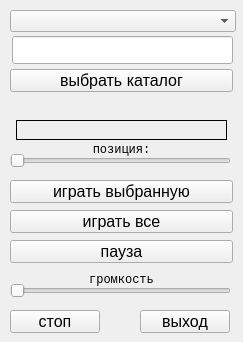
First picture: the form in SoundForm.ui, repository psesg/SoundAlpha, before the edit.
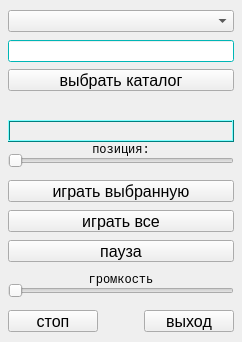
Second picture: the form after the edit. Icons and pictures are not drawn.

```diff
--- a/SoundForm.ui
+++ b/SoundForm.ui
@@ -9,7 +9,7 @@
    <rect>
     <x>0</x>
     <y>0</y>
-    <width>243</width>
+    <width>242</width>
     <height>342</height>
    </rect>
   </property>
@@ -52,10 +52,10 @@
    <widget class="QPushButton" name="pushButton_PlaySelected">
     <property name="geometry">
      <rect>
-      <x>10</x>
+      <x>8</x>
       <y>180</y>
-      <width>223</width>
-      <height>23</height>
+      <width>226</width>
+      <height>22</height>
      </rect>
     </property>
     <property name="sizePolicy">
@@ -79,10 +79,10 @@
    <widget class="QPushButton" name="pushButton_PauseCont">
     <property name="geometry">
      <rect>
-      <x>10</x>
+      <x>8</x>
       <y>240</y>
-      <width>223</width>
-      <height>23</height>
+      <width>226</width>
+      <height>22</height>
      </rect>
     </property>
     <property name="font">
@@ -100,10 +100,10 @@
    <widget class="QPushButton" name="pushButton_Exit">
     <property name="geometry">
      <rect>
-      <x>140</x>
+      <x>144</x>
       <y>310</y>
       <width>90</width>
-      <height>23</height>
+      <height>22</height>
      </rect>
     </property>
     <property name="font">
@@ -121,7 +121,7 @@
    <widget class="QComboBox" name="comboBox">
     <property name="geometry">
      <rect>
-      <x>10</x>
+      <x>8</x>
       <y>10</y>
       <width>226</width>
       <height>22</height>
@@ -140,9 +140,9 @@
    <widget class="QSlider" name="horizontalSlider">
     <property name="geometry">
      <rect>
-      <x>10</x>
+      <x>8</x>
       <y>280</y>
-      <width>221</width>
+      <width>226</width>
       <height>22</height>
      </rect>
     </property>
@@ -153,9 +153,9 @@
    <widget class="QSlider" name="horizontalSliderPos">
     <property name="geometry">
      <rect>
-      <x>10</x>
+      <x>8</x>
       <y>150</y>
-      <width>221</width>
+      <width>226</width>
       <height>22</height>
      </rect>
     </property>
@@ -166,9 +166,9 @@
    <widget class="QLabel" name="label_vol">
     <property name="geometry">
      <rect>
-      <x>10</x>
+      <x>8</x>
       <y>270</y>
-      <width>223</width>
+      <width>226</width>
       <height>20</height>
      </rect>
     </property>
@@ -188,9 +188,9 @@
    <widget class="QLabel" name="label_pos">
     <property name="geometry">
      <rect>
-      <x>10</x>
+      <x>8</x>
       <y>140</y>
-      <width>223</width>
+      <width>226</width>
       <height>20</height>
      </rect>
     </property>
@@ -215,10 +215,10 @@
    <widget class="QPushButton" name="pushButton_PlayAll">
     <property name="geometry">
      <rect>
-      <x>10</x>
+      <x>8</x>
       <y>210</y>
-      <width>223</width>
-      <height>23</height>
+      <width>226</width>
+      <height>22</height>
      </rect>
     </property>
     <property name="sizePolicy">
@@ -242,10 +242,10 @@
    <widget class="QPushButton" name="pushButton_Stop">
     <property name="geometry">
      <rect>
-      <x>10</x>
+      <x>8</x>
       <y>310</y>
       <width>90</width>
-      <height>23</height>
+      <height>22</height>
      </rect>
     </property>
     <property name="font">
@@ -263,12 +263,427 @@
    <widget class="QLabel" name="label_cursong">
     <property name="geometry">
      <rect>
-      <x>16</x>
+      <x>8</x>
       <y>120</y>
-      <width>211</width>
-      <height>20</height>
+      <width>226</width>
+      <height>22</height>
      </rect>
     </property>
+    <property name="palette">
+     <palette>
+      <active>
+       <colorrole role="WindowText">
+        <brush brushstyle="SolidPattern">
+         <color alpha="255">
+          <red>0</red>
+          <green>0</green>
+          <blue>0</blue>
+         </color>
+        </brush>
+       </colorrole>
+       <colorrole role="Button">
+        <brush brushstyle="SolidPattern">
+         <color alpha="255">
+          <red>0</red>
+          <green>255</green>
+          <blue>255</blue>
+         </color>
+        </brush>
+       </colorrole>
+       <colorrole role="Light">
+        <brush brushstyle="SolidPattern">
+         <color alpha="255">
+          <red>127</red>
+          <green>255</green>
+          <blue>255</blue>
+         </color>
+        </brush>
+       </colorrole>
+       <colorrole role="Midlight">
+        <brush brushstyle="SolidPattern">
+         <color alpha="255">
+          <red>63</red>
+          <green>255</green>
+          <blue>255</blue>
+         </color>
+        </brush>
+       </colorrole>
+       <colorrole role="Dark">
+        <brush brushstyle="SolidPattern">
+         <color alpha="255">
+          <red>0</red>
+          <green>127</green>
+          <blue>127</blue>
+         </color>
+        </brush>
+       </colorrole>
+       <colorrole role="Mid">
+        <brush brushstyle="SolidPattern">
+         <color alpha="255">
+          <red>0</red>
+          <green>170</green>
+          <blue>170</blue>
+         </color>
+        </brush>
+       </colorrole>
+       <colorrole role="Text">
+        <brush brushstyle="SolidPattern">
+         <color alpha="255">
+          <red>0</red>
+          <green>0</green>
+          <blue>0</blue>
+         </color>
+        </brush>
+       </colorrole>
+       <colorrole role="BrightText">
+        <brush brushstyle="SolidPattern">
+         <color alpha="255">
+          <red>255</red>
+          <green>255</green>
+          <blue>255</blue>
+         </color>
+        </brush>
+       </colorrole>
+       <colorrole role="ButtonText">
+        <brush brushstyle="SolidPattern">
+         <color alpha="255">
+          <red>0</red>
+          <green>0</green>
+          <blue>0</blue>
+         </color>
+        </brush>
+       </colorrole>
+       <colorrole role="Base">
+        <brush brushstyle="SolidPattern">
+         <color alpha="255">
+          <red>255</red>
+          <green>255</green>
+          <blue>255</blue>
+         </color>
+        </brush>
+       </colorrole>
+       <colorrole role="Window">
+        <brush brushstyle="SolidPattern">
+         <color alpha="255">
+          <red>0</red>
+          <green>255</green>
+          <blue>255</blue>
+         </color>
+        </brush>
+       </colorrole>
+       <colorrole role="Shadow">
+        <brush brushstyle="SolidPattern">
+         <color alpha="255">
+          <red>0</red>
+          <green>0</green>
+          <blue>0</blue>
+         </color>
+        </brush>
+       </colorrole>
+       <colorrole role="AlternateBase">
+        <brush brushstyle="SolidPattern">
+         <color alpha="255">
+          <red>127</red>
+          <green>255</green>
+          <blue>255</blue>
+         </color>
+        </brush>
+       </colorrole>
+       <colorrole role="ToolTipBase">
+        <brush brushstyle="SolidPattern">
+         <color alpha="255">
+          <red>255</red>
+          <green>255</green>
+          <blue>220</blue>
+         </color>
+        </brush>
+       </colorrole>
+       <colorrole role="ToolTipText">
+        <brush brushstyle="SolidPattern">
+         <color alpha="255">
+          <red>0</red>
+          <green>0</green>
+          <blue>0</blue>
+         </color>
+        </brush>
+       </colorrole>
+      </active>
+      <inactive>
+       <colorrole role="WindowText">
+        <brush brushstyle="SolidPattern">
+         <color alpha="255">
+          <red>0</red>
+          <green>0</green>
+          <blue>0</blue>
+         </color>
+        </brush>
+       </colorrole>
+       <colorrole role="Button">
+        <brush brushstyle="SolidPattern">
+         <color alpha="255">
+          <red>0</red>
+          <green>255</green>
+          <blue>255</blue>
+         </color>
+        </brush>
+       </colorrole>
+       <colorrole role="Light">
+        <brush brushstyle="SolidPattern">
+         <color alpha="255">
+          <red>127</red>
+          <green>255</green>
+          <blue>255</blue>
+         </color>
+        </brush>
+       </colorrole>
+       <colorrole role="Midlight">
+        <brush brushstyle="SolidPattern">
+         <color alpha="255">
+          <red>63</red>
+          <green>255</green>
+          <blue>255</blue>
+         </color>
+        </brush>
+       </colorrole>
+       <colorrole role="Dark">
+        <brush brushstyle="SolidPattern">
+         <color alpha="255">
+          <red>0</red>
+          <green>127</green>
+          <blue>127</blue>
+         </color>
+        </brush>
+       </colorrole>
+       <colorrole role="Mid">
+        <brush brushstyle="SolidPattern">
+         <color alpha="255">
+          <red>0</red>
+          <green>170</green>
+          <blue>170</blue>
+         </color>
+        </brush>
+       </colorrole>
+       <colorrole role="Text">
+        <brush brushstyle="SolidPattern">
+         <color alpha="255">
+          <red>0</red>
+          <green>0</green>
+          <blue>0</blue>
+         </color>
+        </brush>
+       </colorrole>
+       <colorrole role="BrightText">
+        <brush brushstyle="SolidPattern">
+         <color alpha="255">
+          <red>255</red>
+          <green>255</green>
+          <blue>255</blue>
+         </color>
+        </brush>
+       </colorrole>
+       <colorrole role="ButtonText">
+        <brush brushstyle="SolidPattern">
+         <color alpha="255">
+          <red>0</red>
+          <green>0</green>
+          <blue>0</blue>
+         </color>
+        </brush>
+       </colorrole>
+       <colorrole role="Base">
+        <brush brushstyle="SolidPattern">
+         <color alpha="255">
+          <red>255</red>
+          <green>255</green>
+          <blue>255</blue>
+         </color>
+        </brush>
+       </colorrole>
+       <colorrole role="Window">
+        <brush brushstyle="SolidPattern">
+         <color alpha="255">
+          <red>0</red>
+          <green>255</green>
+          <blue>255</blue>
+         </color>
+        </brush>
+       </colorrole>
+       <colorrole role="Shadow">
+        <brush brushstyle="SolidPattern">
+         <color alpha="255">
+          <red>0</red>
+          <green>0</green>
+          <blue>0</blue>
+         </color>
+        </brush>
+       </colorrole>
+       <colorrole role="AlternateBase">
+        <brush brushstyle="SolidPattern">
+         <color alpha="255">
+          <red>127</red>
+          <green>255</green>
+          <blue>255</blue>
+         </color>
+        </brush>
+       </colorrole>
+       <colorrole role="ToolTipBase">
+        <brush brushstyle="SolidPattern">
+         <color alpha="255">
+          <red>255</red>
+          <green>255</green>
+          <blue>220</blue>
+         </color>
+        </brush>
+       </colorrole>
+       <colorrole role="ToolTipText">
+        <brush brushstyle="SolidPattern">
+         <color alpha="255">
+          <red>0</red>
+          <green>0</green>
+          <blue>0</blue>
+         </color>
+        </brush>
+       </colorrole>
+      </inactive>
+      <disabled>
+       <colorrole role="WindowText">
+        <brush brushstyle="SolidPattern">
+         <color alpha="255">
+          <red>0</red>
+          <green>127</green>
+          <blue>127</blue>
+         </color>
+        </brush>
+       </colorrole>
+       <colorrole role="Button">
+        <brush brushstyle="SolidPattern">
+         <color alpha="255">
+          <red>0</red>
+          <green>255</green>
+          <blue>255</blue>
+         </color>
+        </brush>
+       </colorrole>
+       <colorrole role="Light">
+        <brush brushstyle="SolidPattern">
+         <color alpha="255">
+          <red>127</red>
+          <green>255</green>
+          <blue>255</blue>
+         </color>
+        </brush>
+       </colorrole>
+       <colorrole role="Midlight">
+        <brush brushstyle="SolidPattern">
+         <color alpha="255">
+          <red>63</red>
+          <green>255</green>
+          <blue>255</blue>
+         </color>
+        </brush>
+       </colorrole>
+       <colorrole role="Dark">
+        <brush brushstyle="SolidPattern">
+         <color alpha="255">
+          <red>0</red>
+          <green>127</green>
+          <blue>127</blue>
+         </color>
+        </brush>
+       </colorrole>
+       <colorrole role="Mid">
+        <brush brushstyle="SolidPattern">
+         <color alpha="255">
+          <red>0</red>
+          <green>170</green>
+          <blue>170</blue>
+         </color>
+        </brush>
+       </colorrole>
+       <colorrole role="Text">
+        <brush brushstyle="SolidPattern">
+         <color alpha="255">
+          <red>0</red>
+          <green>127</green>
+          <blue>127</blue>
+         </color>
+        </brush>
+       </colorrole>
+       <colorrole role="BrightText">
+        <brush brushstyle="SolidPattern">
+         <color alpha="255">
+          <red>255</red>
+          <green>255</green>
+          <blue>255</blue>
+         </color>
+        </brush>
+       </colorrole>
+       <colorrole role="ButtonText">
+        <brush brushstyle="SolidPattern">
+         <color alpha="255">
+          <red>0</red>
+          <green>127</green>
+          <blue>127</blue>
+         </color>
+        </brush>
+       </colorrole>
+       <colorrole role="Base">
+        <brush brushstyle="SolidPattern">
+         <color alpha="255">
+          <red>0</red>
+          <green>255</green>
+          <blue>255</blue>
+         </color>
+        </brush>
+       </colorrole>
+       <colorrole role="Window">
+        <brush brushstyle="SolidPattern">
+         <color alpha="255">
+          <red>0</red>
+          <green>255</green>
+          <blue>255</blue>
+         </color>
+        </brush>
+       </colorrole>
+       <colorrole role="Shadow">
+        <brush brushstyle="SolidPattern">
+         <color alpha="255">
+          <red>0</red>
+          <green>0</green>
+          <blue>0</blue>
+         </color>
+        </brush>
+       </colorrole>
+       <colorrole role="AlternateBase">
+        <brush brushstyle="SolidPattern">
+         <color alpha="255">
+          <red>0</red>
+          <green>255</green>
+          <blue>255</blue>
+         </color>
+        </brush>
+       </colorrole>
+       <colorrole role="ToolTipBase">
+        <brush brushstyle="SolidPattern">
+         <color alpha="255">
+          <red>255</red>
+          <green>255</green>
+          <blue>220</blue>
+         </color>
+        </brush>
+       </colorrole>
+       <colorrole role="ToolTipText">
+        <brush brushstyle="SolidPattern">
+         <color alpha="255">
+          <red>0</red>
+          <green>0</green>
+          <blue>0</blue>
+         </color>
+        </brush>
+       </colorrole>
+      </disabled>
+     </palette>
+    </property>
     <property name="font">
      <font>
       <family>Arial Narrow</family>
@@ -276,7 +691,10 @@
      </font>
     </property>
     <property name="frameShape">
-     <enum>QFrame::Panel</enum>
+     <enum>QFrame::Box</enum>
+    </property>
+    <property name="frameShadow">
+     <enum>QFrame::Raised</enum>
     </property>
     <property name="text">
      <string/>
@@ -288,10 +706,10 @@
    <widget class="QPushButton" name="pushButton_Choose">
     <property name="geometry">
      <rect>
-      <x>10</x>
+      <x>8</x>
       <y>69</y>
-      <width>223</width>
-      <height>23</height>
+      <width>226</width>
+      <height>22</height>
      </rect>
     </property>
     <property name="font">
@@ -307,12 +725,433 @@
    <widget class="QLineEdit" name="lineEdit">
     <property name="geometry">
      <rect>
-      <x>12</x>
-      <y>36</y>
-      <width>221</width>
-      <height>28</height>
+      <x>8</x>
+      <y>40</y>
+      <width>226</width>
+      <height>22</height>
      </rect>
     </property>
+    <property name="sizePolicy">
+     <sizepolicy hsizetype="Fixed" vsizetype="Fixed">
+      <horstretch>0</horstretch>
+      <verstretch>0</verstretch>
+     </sizepolicy>
+    </property>
+    <property name="palette">
+     <palette>
+      <active>
+       <colorrole role="WindowText">
+        <brush brushstyle="SolidPattern">
+         <color alpha="255">
+          <red>0</red>
+          <green>0</green>
+          <blue>0</blue>
+         </color>
+        </brush>
+       </colorrole>
+       <colorrole role="Button">
+        <brush brushstyle="SolidPattern">
+         <color alpha="255">
+          <red>0</red>
+          <green>255</green>
+          <blue>255</blue>
+         </color>
+        </brush>
+       </colorrole>
+       <colorrole role="Light">
+        <brush brushstyle="SolidPattern">
+         <color alpha="255">
+          <red>127</red>
+          <green>255</green>
+          <blue>255</blue>
+         </color>
+        </brush>
+       </colorrole>
+       <colorrole role="Midlight">
+        <brush brushstyle="SolidPattern">
+         <color alpha="255">
+          <red>63</red>
+          <green>255</green>
+          <blue>255</blue>
+         </color>
+        </brush>
+       </colorrole>
+       <colorrole role="Dark">
+        <brush brushstyle="SolidPattern">
+         <color alpha="255">
+          <red>0</red>
+          <green>127</green>
+          <blue>127</blue>
+         </color>
+        </brush>
+       </colorrole>
+       <colorrole role="Mid">
+        <brush brushstyle="SolidPattern">
+         <color alpha="255">
+          <red>0</red>
+          <green>170</green>
+          <blue>170</blue>
+         </color>
+        </brush>
+       </colorrole>
+       <colorrole role="Text">
+        <brush brushstyle="SolidPattern">
+         <color alpha="255">
+          <red>0</red>
+          <green>0</green>
+          <blue>0</blue>
+         </color>
+        </brush>
+       </colorrole>
+       <colorrole role="BrightText">
+        <brush brushstyle="SolidPattern">
+         <color alpha="255">
+          <red>255</red>
+          <green>255</green>
+          <blue>255</blue>
+         </color>
+        </brush>
+       </colorrole>
+       <colorrole role="ButtonText">
+        <brush brushstyle="SolidPattern">
+         <color alpha="255">
+          <red>0</red>
+          <green>0</green>
+          <blue>0</blue>
+         </color>
+        </brush>
+       </colorrole>
+       <colorrole role="Base">
+        <brush brushstyle="SolidPattern">
+         <color alpha="255">
+          <red>255</red>
+          <green>255</green>
+          <blue>255</blue>
+         </color>
+        </brush>
+       </colorrole>
+       <colorrole role="Window">
+        <brush brushstyle="SolidPattern">
+         <color alpha="255">
+          <red>0</red>
+          <green>255</green>
+          <blue>255</blue>
+         </color>
+        </brush>
+       </colorrole>
+       <colorrole role="Shadow">
+        <brush brushstyle="SolidPattern">
+         <color alpha="255">
+          <red>0</red>
+          <green>0</green>
+          <blue>0</blue>
+         </color>
+        </brush>
+       </colorrole>
+       <colorrole role="AlternateBase">
+        <brush brushstyle="SolidPattern">
+         <color alpha="255">
+          <red>127</red>
+          <green>255</green>
+          <blue>255</blue>
+         </color>
+        </brush>
+       </colorrole>
+       <colorrole role="ToolTipBase">
+        <brush brushstyle="SolidPattern">
+         <color alpha="255">
+          <red>255</red>
+          <green>255</green>
+          <blue>220</blue>
+         </color>
+        </brush>
+       </colorrole>
+       <colorrole role="ToolTipText">
+        <brush brushstyle="SolidPattern">
+         <color alpha="255">
+          <red>0</red>
+          <green>0</green>
+          <blue>0</blue>
+         </color>
+        </brush>
+       </colorrole>
+      </active>
+      <inactive>
+       <colorrole role="WindowText">
+        <brush brushstyle="SolidPattern">
+         <color alpha="255">
+          <red>0</red>
+          <green>0</green>
+          <blue>0</blue>
+         </color>
+        </brush>
+       </colorrole>
+       <colorrole role="Button">
+        <brush brushstyle="SolidPattern">
+         <color alpha="255">
+          <red>0</red>
+          <green>255</green>
+          <blue>255</blue>
+         </color>
+        </brush>
+       </colorrole>
+       <colorrole role="Light">
+        <brush brushstyle="SolidPattern">
+         <color alpha="255">
+          <red>127</red>
+          <green>255</green>
+          <blue>255</blue>
+         </color>
+        </brush>
+       </colorrole>
+       <colorrole role="Midlight">
+        <brush brushstyle="SolidPattern">
+         <color alpha="255">
+          <red>63</red>
+          <green>255</green>
+          <blue>255</blue>
+         </color>
+        </brush>
+       </colorrole>
+       <colorrole role="Dark">
+        <brush brushstyle="SolidPattern">
+         <color alpha="255">
+          <red>0</red>
+          <green>127</green>
+          <blue>127</blue>
+         </color>
+        </brush>
+       </colorrole>
+       <colorrole role="Mid">
+        <brush brushstyle="SolidPattern">
+         <color alpha="255">
+          <red>0</red>
+          <green>170</green>
+          <blue>170</blue>
+         </color>
+        </brush>
+       </colorrole>
+       <colorrole role="Text">
+        <brush brushstyle="SolidPattern">
+         <color alpha="255">
+          <red>0</red>
+          <green>0</green>
+          <blue>0</blue>
+         </color>
+        </brush>
+       </colorrole>
+       <colorrole role="BrightText">
+        <brush brushstyle="SolidPattern">
+         <color alpha="255">
+          <red>255</red>
+          <green>255</green>
+          <blue>255</blue>
+         </color>
+        </brush>
+       </colorrole>
+       <colorrole role="ButtonText">
+        <brush brushstyle="SolidPattern">
+         <color alpha="255">
+          <red>0</red>
+          <green>0</green>
+          <blue>0</blue>
+         </color>
+        </brush>
+       </colorrole>
+       <colorrole role="Base">
+        <brush brushstyle="SolidPattern">
+         <color alpha="255">
+          <red>255</red>
+          <green>255</green>
+          <blue>255</blue>
+         </color>
+        </brush>
+       </colorrole>
+       <colorrole role="Window">
+        <brush brushstyle="SolidPattern">
+         <color alpha="255">
+          <red>0</red>
+          <green>255</green>
+          <blue>255</blue>
+         </color>
+        </brush>
+       </colorrole>
+       <colorrole role="Shadow">
+        <brush brushstyle="SolidPattern">
+         <color alpha="255">
+          <red>0</red>
+          <green>0</green>
+          <blue>0</blue>
+         </color>
+        </brush>
+       </colorrole>
+       <colorrole role="AlternateBase">
+        <brush brushstyle="SolidPattern">
+         <color alpha="255">
+          <red>127</red>
+          <green>255</green>
+          <blue>255</blue>
+         </color>
+        </brush>
+       </colorrole>
+       <colorrole role="ToolTipBase">
+        <brush brushstyle="SolidPattern">
+         <color alpha="255">
+          <red>255</red>
+          <green>255</green>
+          <blue>220</blue>
+         </color>
+        </brush>
+       </colorrole>
+       <colorrole role="ToolTipText">
+        <brush brushstyle="SolidPattern">
+         <color alpha="255">
+          <red>0</red>
+          <green>0</green>
+          <blue>0</blue>
+         </color>
+        </brush>
+       </colorrole>
+      </inactive>
+      <disabled>
+       <colorrole role="WindowText">
+        <brush brushstyle="SolidPattern">
+         <color alpha="255">
+          <red>0</red>
+          <green>127</green>
+          <blue>127</blue>
+         </color>
+        </brush>
+       </colorrole>
+       <colorrole role="Button">
+        <brush brushstyle="SolidPattern">
+         <color alpha="255">
+          <red>0</red>
+          <green>255</green>
+          <blue>255</blue>
+         </color>
+        </brush>
+       </colorrole>
+       <colorrole role="Light">
+        <brush brushstyle="SolidPattern">
+         <color alpha="255">
+          <red>127</red>
+          <green>255</green>
+          <blue>255</blue>
+         </color>
+        </brush>
+       </colorrole>
+       <colorrole role="Midlight">
+        <brush brushstyle="SolidPattern">
+         <color alpha="255">
+          <red>63</red>
+          <green>255</green>
+          <blue>255</blue>
+         </color>
+        </brush>
+       </colorrole>
+       <colorrole role="Dark">
+        <brush brushstyle="SolidPattern">
+         <color alpha="255">
+          <red>0</red>
+          <green>127</green>
+          <blue>127</blue>
+         </color>
+        </brush>
+       </colorrole>
+       <colorrole role="Mid">
+        <brush brushstyle="SolidPattern">
+         <color alpha="255">
+          <red>0</red>
+          <green>170</green>
+          <blue>170</blue>
+         </color>
+        </brush>
+       </colorrole>
+       <colorrole role="Text">
+        <brush brushstyle="SolidPattern">
+         <color alpha="255">
+          <red>0</red>
+          <green>127</green>
+          <blue>127</blue>
+         </color>
+        </brush>
+       </colorrole>
+       <colorrole role="BrightText">
+        <brush brushstyle="SolidPattern">
+         <color alpha="255">
+          <red>255</red>
+          <green>255</green>
+          <blue>255</blue>
+         </color>
+        </brush>
+       </colorrole>
+       <colorrole role="ButtonText">
+        <brush brushstyle="SolidPattern">
+         <color alpha="255">
+          <red>0</red>
+          <green>127</green>
+          <blue>127</blue>
+         </color>
+        </brush>
+       </colorrole>
+       <colorrole role="Base">
+        <brush brushstyle="SolidPattern">
+         <color alpha="255">
+          <red>0</red>
+          <green>255</green>
+          <blue>255</blue>
+         </color>
+        </brush>
+       </colorrole>
+       <colorrole role="Window">
+        <brush brushstyle="SolidPattern">
+         <color alpha="255">
+          <red>0</red>
+          <green>255</green>
+          <blue>255</blue>
+         </color>
+        </brush>
+       </colorrole>
+       <colorrole role="Shadow">
+        <brush brushstyle="SolidPattern">
+         <color alpha="255">
+          <red>0</red>
+          <green>0</green>
+          <blue>0</blue>
+         </color>
+        </brush>
+       </colorrole>
+       <colorrole role="AlternateBase">
+        <brush brushstyle="SolidPattern">
+         <color alpha="255">
+          <red>0</red>
+          <green>255</green>
+          <blue>255</blue>
+         </color>
+        </brush>
+       </colorrole>
+       <colorrole role="ToolTipBase">
+        <brush brushstyle="SolidPattern">
+         <color alpha="255">
+          <red>255</red>
+          <green>255</green>
+          <blue>220</blue>
+         </color>
+        </brush>
+       </colorrole>
+       <colorrole role="ToolTipText">
+        <brush brushstyle="SolidPattern">
+         <color alpha="255">
+          <red>0</red>
+          <green>0</green>
+          <blue>0</blue>
+         </color>
+        </brush>
+       </colorrole>
+      </disabled>
+     </palette>
+    </property>
     <property name="font">
      <font>
       <family>Arial Narrow</family>
```
